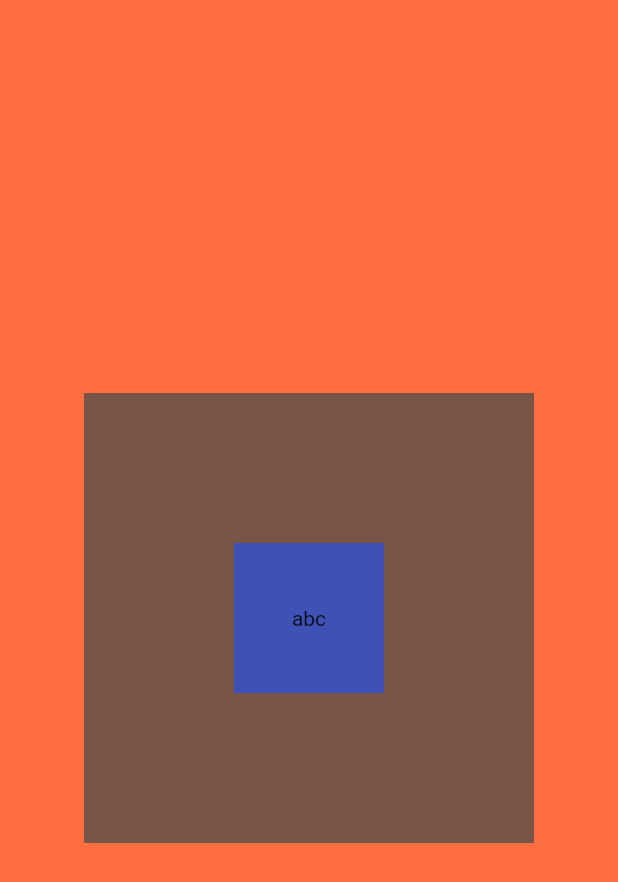
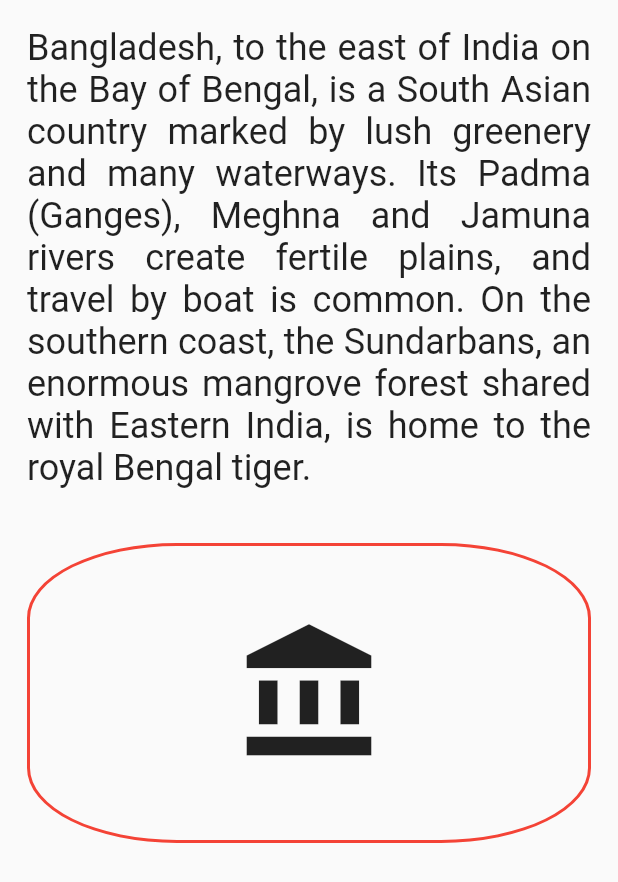
Before and after one commit to jihanislam007/ict_flutter_development_batch4, a Flutter app: the screen it shows after launch, after a tap on "Button push", on a phone screen of 412 x 824 dp. Shown: the top 882 px of the screen. Run offline on Flutter 3.47's test engine with Material 2 defaults, Android fonts, the phone set to English and light mode, and no system bars.

Commit message:
class -9

```diff
--- a/lib/FirstPage.dart
+++ b/lib/FirstPage.dart
@@ -12,6 +12,9 @@ class Firstpage extends StatelessWidget {
     return
       Scaffold(
         appBar: AppBar(
+          leading: CircleAvatar(
+            backgroundImage: AssetImage("images/android.png"),
+          ),
           title: Text("Batch -4"),
         ),
         body: SafeArea(
--- a/lib/Secondpage.dart
+++ b/lib/Secondpage.dart
@@ -5,24 +5,40 @@ class Secondpage extends StatelessWidget {
   @override
   Widget build(BuildContext context) {
     return Scaffold(
-      body: Container(
-        color: Colors.deepOrangeAccent,
-        child: Center(
-          child: Container(
-            height: 300,
-            width: 300,
-            color: Colors.brown,
-            child: Center(
-              child: Container(
-                height: 100,
-                width: 100,
-                color: Colors.indigo,
-                child: Center(child: Text("abc")),
+      body: ListView(
+        children: [
+
+          Padding(
+            padding: const EdgeInsets.all(18.0),
+            child: Text("Bangladesh, to the east of India on the Bay of Bengal, is a "
+                "South Asian country marked by lush greenery and many waterways. "
+                "Its Padma (Ganges), Meghna and Jamuna rivers create fertile plains, and "
+                "travel by boat is common. On the southern coast, the Sundarbans, an enormous "
+                "mangrove forest shared with Eastern India, is home to the royal Bengal tiger.",
+            style: TextStyle(fontSize: 24),textAlign: TextAlign.justify,),
+          ),
+
+          Padding(
+            padding: const EdgeInsets.all(18.0),
+            child: Container(
+              decoration: BoxDecoration(
+                  //shape: BoxShape.circle,
+                borderRadius: new BorderRadius.all(Radius.elliptical(100, 50)),
+                border: Border.all(width: 2.0,color: Colors.red)
+              ),
+              height: 200,
+
+              //color: Colors.purple,
+              child: Padding(
+                padding: const EdgeInsets.all(20.0),
+                child: IconButton(icon: Icon(Icons.account_balance,size: 100,),
+                  onPressed: () { print("we are tapped here...."); },),
               ),
             ),
-          ),
-        ),
-      ),
+          )
+
+        ],
+      )
     );
   }
 }
```
